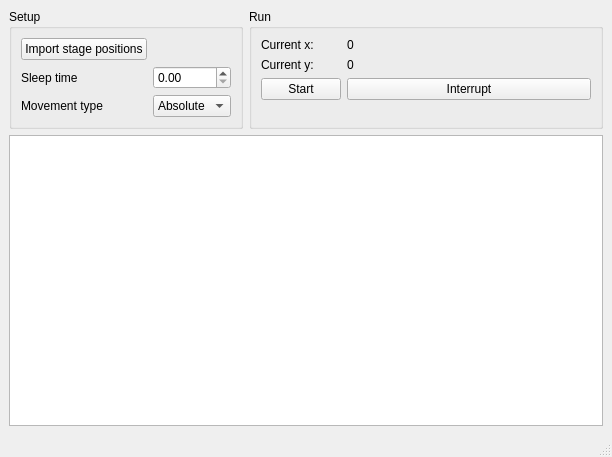
This is HW_PI_PiezoStage/independent_movement.ui in GingerLabUW/Microscope_App as Qt 5 draws it before an edit. The edited form follows.
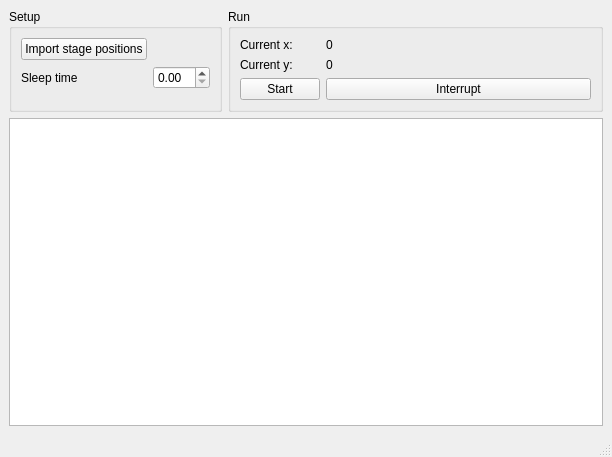
This is the edited form.

Commit message: made piezo control only abs movement, negated dH in particle selection, commented some files

```diff
--- a/HW_PI_PiezoStage/independent_movement.ui
+++ b/HW_PI_PiezoStage/independent_movement.ui
@@ -38,27 +38,6 @@
        <item row="2" column="1">
         <widget class="QDoubleSpinBox" name="sleep_time_spinBox"/>
        </item>
-       <item row="3" column="0">
-        <widget class="QLabel" name="label_3">
-         <property name="text">
-          <string>Movement type</string>
-         </property>
-        </widget>
-       </item>
-       <item row="3" column="1">
-        <widget class="QComboBox" name="movement_type_comboBox">
-         <item>
-          <property name="text">
-           <string>Absolute</string>
-          </property>
-         </item>
-         <item>
-          <property name="text">
-           <string>Relative</string>
-          </property>
-         </item>
-        </widget>
-       </item>
       </layout>
      </widget>
     </item>
```
Left out of the diff: 2 changed lines with no effect on the pictures. The commit also changes 3 other files.
